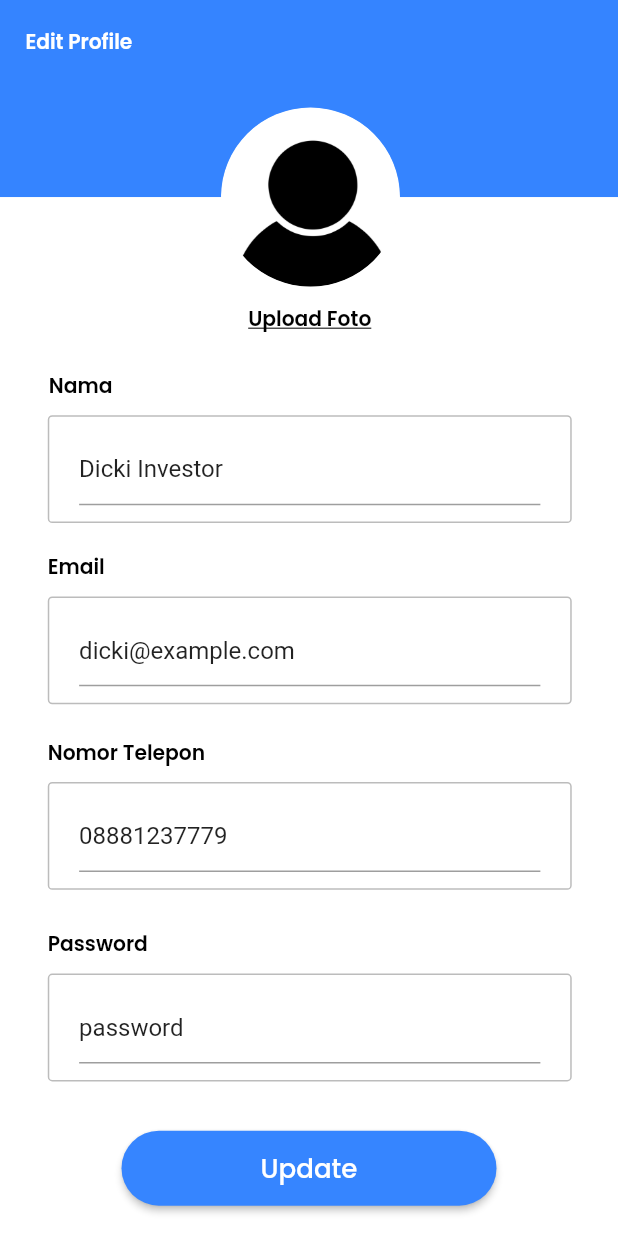
After one commit to PIPPIRIPPIP/Tubes_Provis_P2P_Landing, a Flutter app: the EditInvestor screen opened directly, on a phone screen of 412 x 824 dp. The commit adds this screen. Run offline on Flutter 3.47's test engine with Material 2 defaults, Android fonts, the phone set to English and light mode, and no system bars; our stand-ins replace cached_network_image, equatable, flutter_bloc, flutter_svg, google_fonts.

Commit message:
edit investor

```diff
--- /dev/null
+++ b/lib/page-1/edit-profile-investor.dart
@@ -0,0 +1,326 @@
+import 'package:flutter/material.dart';
+import 'package:flutter/gestures.dart';
+import 'dart:ui';
+import 'package:google_fonts/google_fonts.dart';
+import 'package:myapp/models/user_model.dart';
+import 'package:myapp/utils.dart';
+
+
+class EditInvestor extends StatefulWidget {
+  @override
+  PageEdit createState() => PageEdit();
+}
+
+class PageEdit extends State<EditInvestor> {
+  String nama = "";
+  String email = "";
+  String no_telp = "";
+  String password = "";
+  final inputnama = TextEditingController(text: "Dicki Investor");
+  final inputemail = TextEditingController(text: "dicki@example.com");
+  final inputtelp = TextEditingController(text: "08881237779");
+  final inputpass = TextEditingController(text: "password");
+  bool isAgreed = false;
+
+  @override
+  void dispose() {
+    inputnama.dispose();
+    inputemail.dispose();
+    inputtelp.dispose();
+    inputpass.dispose();
+    super.dispose();
+  }
+
+  Widget build(BuildContext context) {
+    double baseWidth = 414;
+    double fem = MediaQuery.of(context).size.width / baseWidth;
+    double ffem = fem * 0.97;
+    return Scaffold(
+      body: SingleChildScrollView(
+        child: Container(
+          // editprofilepeminjamCfP (321:187)
+          width:  double.infinity,
+          decoration:  BoxDecoration (
+            color:  Color(0xffffffff),
+          ),
+          child: Column(
+            crossAxisAlignment:  CrossAxisAlignment.center,
+            children:  [
+              Container(
+                // autogroupxy93HRw (P5ey9RozJMcbM6LUz5XY93)
+                margin:  EdgeInsets.fromLTRB(0*fem, 0*fem, 0*fem, 12*fem),
+                width:  double.infinity,
+                height:  192*fem,
+                child:
+                Stack(
+                  children:  [
+                    Positioned(
+                      // group27o9P (321:188)
+                      left:  0*fem,
+                      top:  0*fem,
+                      child:
+                      Container(
+                        padding:  EdgeInsets.fromLTRB(17*fem, 19*fem, 169.5*fem, 19*fem),
+                        width:  414*fem,
+                        height:  132*fem,
+                        decoration:  BoxDecoration (
+                          color:  Color(0xff3584ff),
+                        ),
+                        child: Row(
+                          crossAxisAlignment:  CrossAxisAlignment.start,
+                          children:  [
+                            Text(
+                              // editprofileV2D (321:190)
+                              'Edit Profile',
+                              textAlign:  TextAlign.center,
+                              style:  SafeGoogleFont (
+                                'Poppins',
+                                fontSize:  14*ffem,
+                                fontWeight:  FontWeight.w600,
+                                height:  1.5*ffem/fem,
+                                color:  Color(0xffffffff),
+                              ),
+                            ),
+                          ],
+                        ),
+                      ),
+                    ),
+                    Positioned(
+                      // c930b442dc8d9c331ca823962709b4 (321:192)
+                      left:  148*fem,
+                      top:  72*fem,
+                      child:  Align(
+                        child: SizedBox(
+                          width:  120*fem,
+                          height:  120*fem,
+                          child: ClipRRect(
+                            borderRadius:  BorderRadius.circular(100*fem),
+                            child: Image.asset(
+                              'assets/page-1/images/profile2-1.png',
+                              fit:  BoxFit.cover,
+                            ),
+                          ),
+                        ),
+                      ),
+                    ),
+                  ],
+                ),
+              ),
+              Container(
+                // uploadfotoGhB (321:213)
+                margin:  EdgeInsets.fromLTRB(1*fem, 0*fem, 0*fem, 25*fem),
+                child: Text(
+                  'Upload Foto',
+                  textAlign:  TextAlign.center,
+                  style:  SafeGoogleFont (
+                    'Poppins',
+                    fontSize:  14*ffem,
+                    fontWeight:  FontWeight.w600,
+                    height:  1.5*ffem/fem,
+                    decoration:  TextDecoration.underline,
+                    color:  Color(0xff000000),
+                    decorationColor:  Color(0xff000000),
+                  ),
+                ),
+              ),
+              Container(
+                // namanQd (321:197)
+                margin:  EdgeInsets.fromLTRB(0*fem, 0*fem, 306*fem, 0*fem),
+                child: Text(
+                  'Nama',
+                  style:  SafeGoogleFont (
+                    'Poppins',
+                    fontSize:  14*ffem,
+                    fontWeight:  FontWeight.w600,
+                    height:  1.5*ffem/fem,
+                    color:  Color(0xff000000),
+                  ),
+                ),
+              ),
+              Container(
+                // autogroupsnds7C1 (P5eyQqXyoFRt7UDLmjsNds)
+                padding:  EdgeInsets.fromLTRB(32*fem, 9*fem, 31*fem, 12*fem),
+                width:  double.infinity,
+                child: Column(
+                  crossAxisAlignment:  CrossAxisAlignment.start,
+                  children:  [
+                    Container(
+                    // group26Dkq (321:194)
+                      margin:  EdgeInsets.fromLTRB(0*fem, 0*fem, 0*fem, 20*fem),
+                      padding:  EdgeInsets.fromLTRB(20*fem, 11*fem, 20*fem, 11*fem),
+                      width:  double.infinity,
+                      decoration:  BoxDecoration (
+                        border:  Border.all(color: Color(0xffbcbcbc)),
+                        color:  Color(0xffffffff),
+                        borderRadius:  BorderRadius.circular(3*fem),
+                      ),
+                      child: TextField(
+                        controller: inputnama,
+                        onChanged: (text) {
+                          setState(() {
+                            nama = text;
+                          });
+                        },
+                      ),
+                    ),
+                    Container(
+                      // emailViM (321:209)
+                      margin:  EdgeInsets.fromLTRB(0*fem, 0*fem, 0*fem, 9*fem),
+                      child: Text(
+                        'Email',
+                        style:  SafeGoogleFont (
+                          'Poppins',
+                          fontSize:  14*ffem,
+                          fontWeight:  FontWeight.w600,
+                          height:  1.5*ffem/fem,
+                          color:  Color(0xff000000),
+                        ),
+                      ),
+                    ),
+                    Container(
+                      // group28cHB (321:206)
+                      margin:  EdgeInsets.fromLTRB(0*fem, 0*fem, 0*fem, 23*fem),
+                      padding:  EdgeInsets.fromLTRB(20*fem, 11*fem, 20*fem, 11*fem),
+                      width:  double.infinity,
+                      decoration:  BoxDecoration (
+                        border:  Border.all(color: Color(0xffbcbcbc)),
+                        color:  Color(0xffffffff),
+                        borderRadius:  BorderRadius.circular(3*fem),
+                      ),
+                      child: TextField(
+                        controller: inputemail,
+                        onChanged: (text) {
+                          setState(() {
+                            email = text;
+                          });
+                        },
+                      ),
+                    ),
+                    Container(
+                      // nomorteleponHeD (321:201)
+                      margin:  EdgeInsets.fromLTRB(0*fem, 0*fem, 0*fem, 9*fem),
+                      child: Text(
+                        'Nomor Telepon',
+                        style:  SafeGoogleFont (
+                          'Poppins',
+                          fontSize:  14*ffem,
+                          fontWeight:  FontWeight.w600,
+                          height:  1.5*ffem/fem,
+                          color:  Color(0xff000000),
+                        ),
+                      ),
+                    ),
+                    Container(
+                      // group29cAh (321:198)
+                      margin:  EdgeInsets.fromLTRB(0*fem, 0*fem, 0*fem, 27*fem),
+                      padding:  EdgeInsets.fromLTRB(20*fem, 11*fem, 20*fem, 11*fem),
+                      width:  double.infinity,
+                      decoration:  BoxDecoration (
+                        border:  Border.all(color: Color(0xffbcbcbc)),
+                        color:  Color(0xffffffff),
+                        borderRadius:  BorderRadius.circular(3*fem),
+                      ),
+                      child: TextField(
+                        controller: inputtelp,
+                        onChanged: (text) {
+                          setState(() {
+                            no_telp = text;
+                          });
+                        },
+                      ),
+                    ),
+                    Container(
+                      // password5Tb (321:205)
+                      margin:  EdgeInsets.fromLTRB(0*fem, 0*fem, 0*fem, 9*fem),
+                      child: Text(
+                        'Password',
+                        style:  SafeGoogleFont (
+                          'Poppins',
+                          fontSize:  14*ffem,
+                          fontWeight:  FontWeight.w600,
+                          height:  1.5*ffem/fem,
+                          color:  Color(0xff000000),
+                        ),
+                      ),
+                    ),
+                    Container(
+                      // group30D41 (321:202)
+                      margin:  EdgeInsets.fromLTRB(0*fem, 0*fem, 0*fem, 33*fem),
+                      padding:  EdgeInsets.fromLTRB(20*fem, 11*fem, 20*fem, 11*fem),
+                      width:  double.infinity,
+                      decoration:  BoxDecoration (
+                        border:  Border.all(color: Color(0xffbcbcbc)),
+                        color:  Color(0xffffffff),
+                        borderRadius:  BorderRadius.circular(3*fem),
+                      ),
+                      child: TextField(
+                        controller: inputpass,
+                        onChanged: (text) {
+                          setState(() {
+                            password = text;
+                          });
+                        },
+                      ),
+                    ),
+                    Container(
+                      // group1Gny (321:210)
+                      margin:  EdgeInsets.fromLTRB(42*fem, 0*fem, 43*fem, 18*fem),
+                      // width:  double.infinity,
+                      // height:  37*fem,
+                      // decoration:  BoxDecoration (
+                      //   color:  Color(0xff3584ff),
+                      //   borderRadius:  BorderRadius.circular(20*fem),
+                      // ),
+                      child: Center(
+                        child: ElevatedButton(
+                          onPressed: () {
+                                  setState(() {
+                                    nama = inputnama.text;
+                                    email = inputemail.text;
+                                    no_telp = inputtelp.text;
+                                    password = inputpass.text;
+                                  });
+                                },
+                          style: ElevatedButton.styleFrom(
+                            primary: Color.fromARGB(255, 54, 133, 255),
+                            fixedSize: Size(250, 50),
+                            shape: RoundedRectangleBorder(
+                              borderRadius: BorderRadius.circular(100),
+                            ),
+                          ),
+                          child: Text('Update',
+                            style:  SafeGoogleFont (
+                              'Poppins',
+                              fontSize:  18*ffem,
+                              fontWeight:  FontWeight.w500,
+                              height:  1.5*ffem/fem,
+                              color:  Color(0xffffffff),
+                            ),
+                          ),
+                        ),
+                      ),
+                    ),
+                    Container(
+                      // version10xfo (321:193)
+                      margin:  EdgeInsets.fromLTRB(144*fem, 0*fem, 0*fem, 0*fem),
+                      child: Text(
+                        'version 1.0',
+                        style:  SafeGoogleFont (
+                          'Poppins',
+                          fontSize:  12*ffem,
+                          fontWeight:  FontWeight.w400,
+                          height:  1.5*ffem/fem,
+                          color:  Color(0xff8e8c8c),
+                        ),
+                      ),
+                    ),
+                  ],
+                ),
+              ),
+            ],
+          ),
+        ),
+      ),
+    );
+  }
+}
--- a/lib/page-1/profile-pendana.dart
+++ b/lib/page-1/profile-pendana.dart
@@ -2,6 +2,7 @@ import 'package:flutter/material.dart';
 import 'package:flutter/gestures.dart';
 import 'dart:ui';
 import 'package:google_fonts/google_fonts.dart';
+import 'package:myapp/page-1/edit-profile-investor.dart';
 import 'package:myapp/utils.dart';
 
 class ProfilPendana extends StatelessWidget {
@@ -164,7 +165,12 @@ class ProfilPendana extends StatelessWidget {
                                 ],
                               ),
                             ),
-                            Container(
+                            InkWell(
+                              onTap: () {
+                                Navigator.push(context,
+                                  MaterialPageRoute(builder: (context) => EditInvestor()));
+                              },
+                              child: Container(
                                 // edit16VL (70:87)
                                 margin: EdgeInsets.fromLTRB(
                                     0 * fem, 0 * fem, 0 * fem, 61 * fem),
@@ -175,6 +181,8 @@ class ProfilPendana extends StatelessWidget {
                                   fit: BoxFit.cover,
                                 ),
                               ),
+                            ),
+
                           ],
                         ),
                       ),
```
Lines whose indentation alone changed are shown as unchanged.
